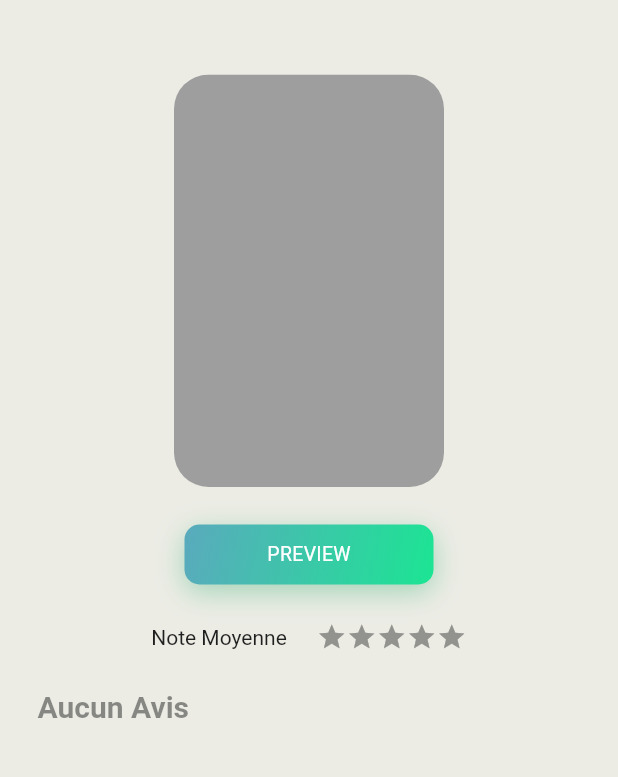
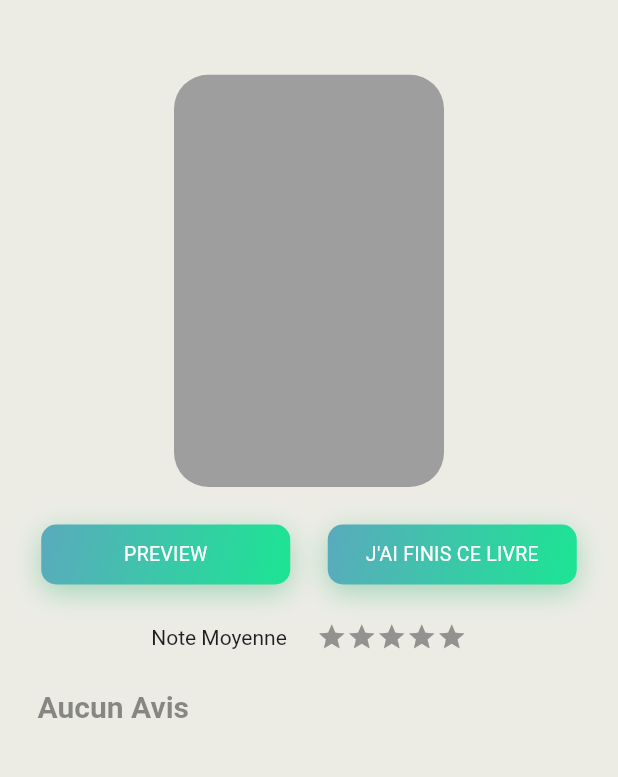
Before and after one commit to BookAppPA/MobileApp, a Flutter app: the BookDetailPage screen opened directly, on a phone screen of 412 x 824 dp, the part 89-866 px from its top. Run offline on Flutter 3.47's test engine with Material 2 defaults, Android fonts, the phone set to English and light mode, and no system bars; drawn by our look-alikes of flutter_rating_bar; our stand-ins replace cached_network_image, cloud_firestore, connectivity, firebase_auth, firebase_core, firebase_messaging and 8 more; accounts and stored records are empty; network calls fail; Roboto replaces fonts that are missing (SF Pro Text).

Commit message:
Add Book to Gallery

```diff
--- a/lib/app/data/repository/user_repository.dart
+++ b/lib/app/data/repository/user_repository.dart
@@ -42,6 +42,10 @@ class UserRepository {
     return await _databaseAPI.getLastRatings(idUser, listBooks);
   }
 
+  addBookToGallery(String idUser, Book book) async {
+    return await _databaseAPI.addBookToGallery(idUser, book);
+  }
+
   configurePushNotification(String idUser) async {
    // final token = await _notificationAPI.getToken();
    // UserController.to.user.pushToken = token;
--- a/lib/app/modules/book_detail/book_detail_controller.dart
+++ b/lib/app/modules/book_detail/book_detail_controller.dart
@@ -1,6 +1,8 @@
 import 'package:book_app/app/data/model/book.dart';
 import 'package:book_app/app/data/model/rating.dart';
 import 'package:book_app/app/data/repository/book_repository.dart';
+import 'package:book_app/app/modules/profil/user_controller.dart';
+import 'package:book_app/app/modules/widgets_global/snackbar.dart';
 import 'package:flutter/material.dart';
 import 'package:get/get.dart';
 
@@ -70,4 +72,12 @@ class BookDetailController extends GetxController {
         update();
     }
   }
+
+  addBookToGallery() async {
+    var res = await UserController.to.addBookToGallery(book);
+    if (res)
+      CustomSnackbar.snackbar("Ce livre à été ajouté a votre bibliothèque");
+    else
+      CustomSnackbar.snackbar("Vous avez déjà ajouté ce livre");
+  }
 }
--- a/lib/app/modules/book_detail/book_detail_page.dart
+++ b/lib/app/modules/book_detail/book_detail_page.dart
@@ -1,5 +1,5 @@
-import 'package:book_app/app/data/model/rating.dart';
 import 'package:book_app/app/modules/book_detail/book_detail_controller.dart';
+import 'package:book_app/app/modules/dialog/basic_dialog.dart';
 import 'package:book_app/app/modules/widgets_global/back_button_appbar.dart';
 import 'package:book_app/app/modules/widgets_global/button_gradient.dart';
 import 'package:book_app/app/modules/widgets_global/custom_circular_progress.dart';
@@ -69,12 +69,24 @@ class BookDetailPage extends GetWidget<BookDetailController> {
                             ),
                           ),
                           SizedBox(height: 25),
+                          Row(
+                            mainAxisAlignment: MainAxisAlignment.center,
+                            children: <Widget>[
                               ButtonGradient(
                                 onTap: () => print("clic preview"),
                                 width: 166,
                                 height: 40,
                                 text: "PREVIEW",
                                 fontSize: 15,
+                              ),
+                              SizedBox(width: 25),
+                              ButtonGradient(
+                                width: 166,
+                                height: 40,
+                                text: "J'ai finis ce livre".toUpperCase(),
+                                onTap: () => BasicDialog.showConfirmFinishBookDialog(onConfirm: () => _.addBookToGallery()),
+                              ),
+                            ],
                           ),
                           SizedBox(height: 25),
                           _.book.description != null && _.book.description != ""
@@ -117,7 +129,9 @@ class BookDetailPage extends GetWidget<BookDetailController> {
                             padding:
                                 EdgeInsets.only(left: 25, right: 25, top: 25),
                             child: GestureDetector(
-                              onTap: () => _.book.nbRating > 5 ? print("click list ratings") : null,
+                              onTap: () => _.book.nbRating > 5
+                                  ? print("click list ratings")
+                                  : null,
                               child: Container(
                                 color: Colors.transparent,
                                 child: Row(
@@ -125,7 +139,9 @@ class BookDetailPage extends GetWidget<BookDetailController> {
                                       MainAxisAlignment.spaceBetween,
                                   children: [
                                     Text(
-                                      _.book.nbRating <= 0 ? "Aucun Avis" : "Avis (${_.book.nbRating})",
+                                      _.book.nbRating <= 0
+                                          ? "Aucun Avis"
+                                          : "Avis (${_.book.nbRating})",
                                       style: TextStyle(
                                         fontFamily: 'SF Pro Text',
                                         fontSize: 20,
@@ -133,12 +149,13 @@ class BookDetailPage extends GetWidget<BookDetailController> {
                                         fontWeight: FontWeight.w700,
                                       ),
                                     ),
-                                    _.book.nbRating > 5 ?
-                                    Icon(
+                                    _.book.nbRating > 5
+                                        ? Icon(
                                             FontAwesomeIcons.chevronRight,
                                             color: ConstantColor.greyDark,
                                             size: 20,
-                                    ) : Container(),
+                                          )
+                                        : Container(),
                                   ],
                                 ),
                               ),
@@ -146,7 +163,9 @@ class BookDetailPage extends GetWidget<BookDetailController> {
                           ),
                           SizedBox(height: 15),
                           Container(
-                            height: _.book.nbRating <= 5 ? (_.book.nbRating * 225).toDouble() : 800,
+                            height: _.book.nbRating <= 5
+                                ? (_.book.nbRating * 225).toDouble()
+                                : 800,
                             child: ListView.separated(
                               physics: NeverScrollableScrollPhysics(),
                               itemCount: _.listRatings.length <= 5
--- a/lib/app/modules/profil/user_controller.dart
+++ b/lib/app/modules/profil/user_controller.dart
@@ -46,31 +46,16 @@ class UserController extends GetxController {
     update();
   }
 
-  /*changeDomain(String domain) {
-    Map<String, dynamic> map = {'domain': domain};
-    if (_user != null) {
-      if (_user.editInfo == null) {
-        _user.editInfo = map;
-      } else {
-        _user.editInfo['domain'] = domain;
-      }
+  Future<bool> addBookToGallery(Book book) async {
+    if (user.listBooksRead.firstWhere((item) => item.id == book.id, orElse: () => null) != null)
+      return false;
+    var res = await repository.addBookToGallery(_user.id, book);
+    print("res add book --> $res");
+    if (res) {
+      _user.listBooksRead.insert(0, book);
+      update();
     }
-    _userData.addAll(map);
-    update();
-  }*/
-
-/*
-  changeBasicInfo(String sex, String name, String birthday, int age) {
-    _userData.addAll({
-      'sex': sex,
-      'name': name,
-      'birthday': birthday,
-      'age': age,
-    });
-    _user.sex = sex;
-    _user.name = name;
-    _user.age = age;
-    update();
-  }*/
+    return res;
+  }
 
 }
--- a/lib/app/utils/constant/url_api.dart
+++ b/lib/app/utils/constant/url_api.dart
@@ -35,6 +35,9 @@ abstract class UrlAPI {
   static final String userListBooks =
       "http://10.0.2.2:5001/book-app-7f51e/us-central1/app/api/bdd/userListBooks";
 
+  static final String addBookToGallery =
+      "http://10.0.2.2:5001/book-app-7f51e/us-central1/app/api/bdd/addBookToGallery";
+
   static final String bookDetail =
       "http://10.0.2.2:5001/book-app-7f51e/us-central1/app/api/bdd/bookDetail";
 
```
Also changed, not shown: lib/app/data/provider/api/nodejs/nodejs_bdd_api.dart (+18 -2 lines), lib/app/modules/dialog/basic_dialog.dart (+20 -0 lines), lib/app/modules/profil/profil_controller.dart (+18 -19 lines), firebase.json, 1 other file. Lines whose indentation alone changed are shown as unchanged.
